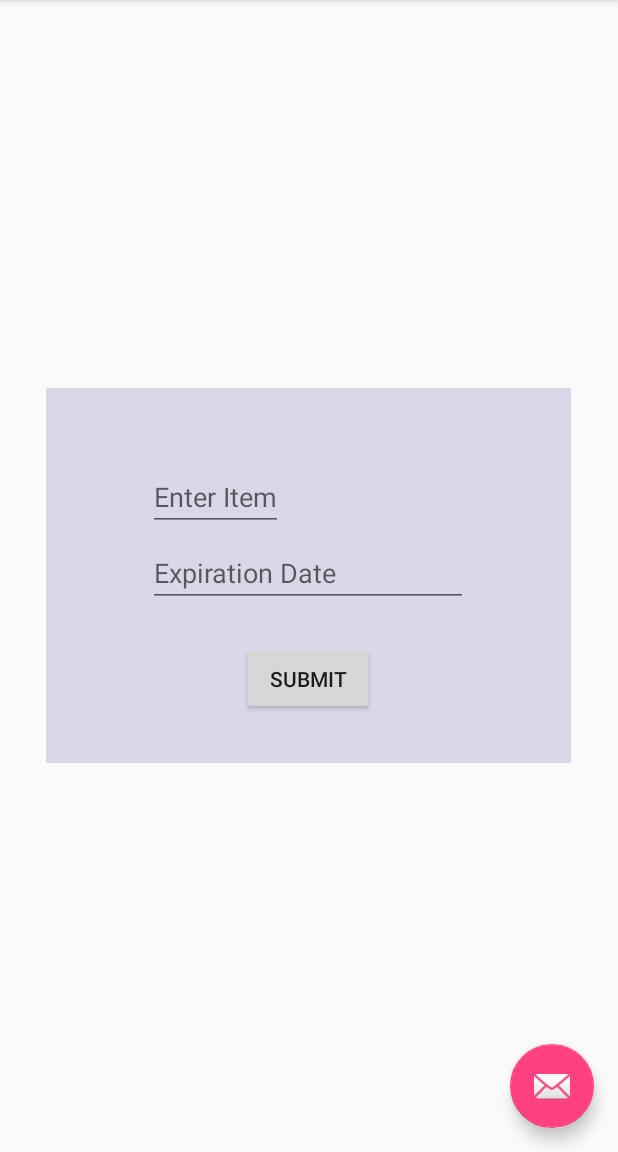
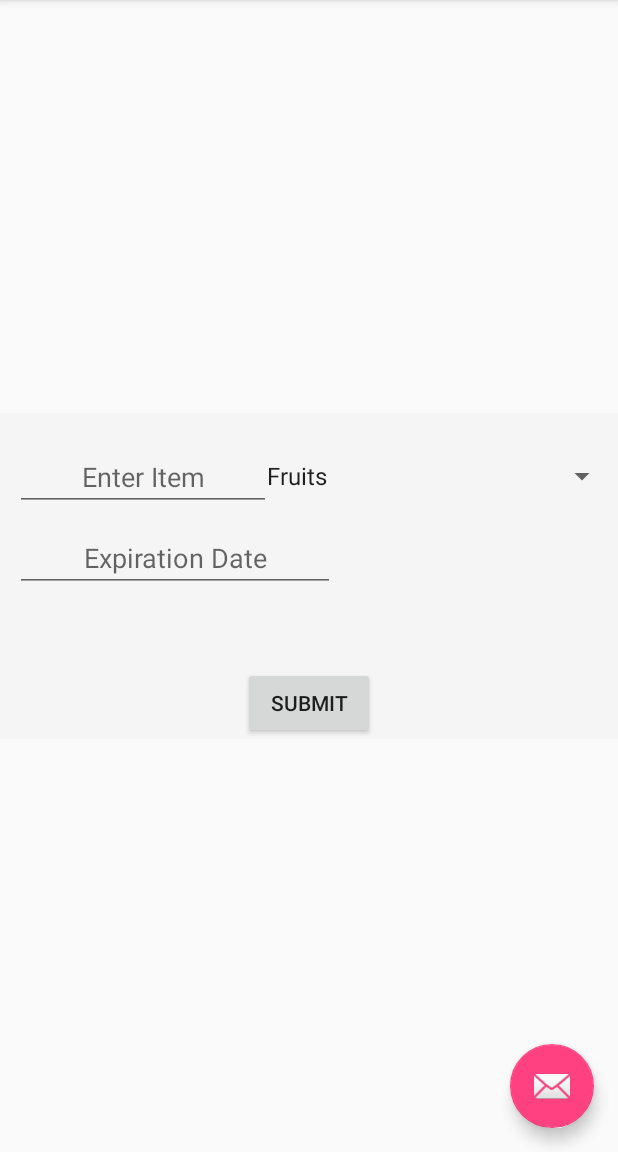
Before and after one commit to ucsdCSE110wi16/CSE110W240T3, an Android app: the fragment EntryFragment placed in its activity, on a phone screen of 412 x 824 dp, the part 84-1236 px from its top. Run offline under Robolectric (Android 15) with nearby library versions, the phone set to English and light mode, and no system bars; 7 statements that could not run were skipped.

Commit message:
Updated to dialogFragment. Currently on holo design (will update to material soon)

```diff
--- a/app/src/main/java/edu/fe/EntryFragment.java
+++ b/app/src/main/java/edu/fe/EntryFragment.java
@@ -1,32 +1,41 @@
 package edu.fe;
 
+import android.app.ActionBar;
 import android.app.Activity;
+import android.app.DialogFragment;
 import android.content.Context;
+import android.graphics.Point;
 import android.net.Uri;
 import android.os.Bundle;
 import android.util.DisplayMetrics;
 import android.view.ContextThemeWrapper;
+import android.view.Display;
+import android.view.Gravity;
 import android.view.LayoutInflater;
 import android.view.View;
 import android.view.ViewGroup;
 import android.app.Fragment;
 import android.view.Window;
 import android.view.WindowManager;
+import android.widget.ArrayAdapter;
 import android.widget.Button;
+import android.widget.Spinner;
 import android.widget.TextView;
 
 import edu.fe.util.FoodItem;
 
 
 /**
- * A simple {@link Fragment} subclass.
+ * A simple {@link DialogFragment} subclass.
  * Activities that contain this fragment must implement the
  * {@link EntryFragment.OnFragmentInteractionListener} interface
  * to handle interaction events.
  * Use the {@link EntryFragment#newInstance} factory method to
  * create an instance of this fragment.
  */
-public class EntryFragment extends Fragment {
+public class EntryFragment extends DialogFragment {
+
+    int mNum;
     // TODO: Rename parameter arguments, choose names that match
     // the fragment initialization parameters, e.g. ARG_ITEM_NUMBER
     private static final String ARG_PARAM1 = "param1";
@@ -49,9 +58,10 @@ public class EntryFragment extends Fragment {
      * @return A new instance of fragment EntryFragment.
      */
     // TODO: Rename and change types and number of parameters
-    public static EntryFragment newInstance() {
+    public static EntryFragment newInstance(int num) {
         EntryFragment fragment = new EntryFragment();
         Bundle args = new Bundle();
+        args.putInt("num",num);
         fragment.setArguments(args);
         return fragment;
     }
@@ -59,10 +69,27 @@ public class EntryFragment extends Fragment {
     @Override
     public void onCreate(Bundle savedInstanceState) {
         super.onCreate(savedInstanceState);
-        if (getArguments() != null) {
-            mParam1 = getArguments().getString(ARG_PARAM1);
-            mParam2 = getArguments().getString(ARG_PARAM2);
+        mNum = getArguments().getInt("num");
+        int style = DialogFragment.STYLE_NORMAL, theme =android.R.style.Theme_Holo_Light_Dialog;
+        switch ((mNum-1)%6) {
+            case 1: style = DialogFragment.STYLE_NO_TITLE; break;
+            case 2: style = DialogFragment.STYLE_NO_FRAME; break;
+            case 3: style = DialogFragment.STYLE_NO_INPUT; break;
+            case 4: style = DialogFragment.STYLE_NORMAL; break;
+            case 5: style = DialogFragment.STYLE_NORMAL; break;
+            case 6: style = DialogFragment.STYLE_NO_TITLE; break;
+            case 7: style = DialogFragment.STYLE_NO_FRAME; break;
+            case 8: style = DialogFragment.STYLE_NORMAL; break;
         }
+        //TODO These don't seem to work, will come back to update to material
+        switch ((mNum-1)%6) {
+            case 4: theme = android.R.style.Theme_Material; break;
+            case 5: theme = android.R.style.Theme_Material_Light_Dialog; break;
+            case 6: theme = android.R.style.Theme_Material_Light; break;
+            case 7: theme = android.R.style.Theme_Material_Light_Panel; break;
+            case 8: theme = android.R.style.Theme_Material_Light; break;
+        }
+        setStyle(style, theme);
 
     }
 
@@ -72,12 +99,19 @@ public class EntryFragment extends Fragment {
         // Inflate the layout for this fragment
         View view = null;
         view = inflater.inflate(R.layout.fragment_entry, container, false);
-        TextView tv = (TextView) view.findViewById(R.id.editText);
 
+        getDialog().setTitle("Food entry");
+        getDialog().setCanceledOnTouchOutside(true);
+        Spinner spinner = (Spinner) view.findViewById(R.id.spinner);
+        ArrayAdapter<CharSequence> adapter = ArrayAdapter.createFromResource(getActivity(), R.array.category_array, android.R.layout.simple_spinner_item);
+        adapter.setDropDownViewResource(android.R.layout.simple_spinner_dropdown_item);
+        spinner.setAdapter(adapter);
+        spinner.setSelection(0);
         Button sBtn = (Button) view.findViewById(R.id.btnSubmit);
-        sBtn.setOnClickListener(new View.OnClickListener(){
+        sBtn.setOnClickListener(new View.OnClickListener() {
             @Override
-            public void onClick(View view){
+            public void onClick(View view) {
+                //Tentative action. Only closes the dialog
                 getActivity().getFragmentManager().beginTransaction().remove(EntryFragment.this).commit();
             }
         });
@@ -89,15 +123,13 @@ public class EntryFragment extends Fragment {
     // TODO: Rename method, update argument and hook method into UI event
     public void onButtonPressed(Uri uri) {
         if (mListener != null) {
-            mListener.onFragmentInteraction(uri);
+            mListener.onDialogFragmentInteraction(uri);
         }
     }
 
 
     @Override
-    public void onAttach(Context context) {
-        super.onAttach(context);
-    }
+    public void onAttach(Context context) {super.onAttach(context);}
 
     @Override
     public void onAttach(Activity activity) {
@@ -116,6 +148,17 @@ public class EntryFragment extends Fragment {
         mListener = null;
     }
 
+    @Override
+    public void onResume() {
+        super.onResume();
+
+        //DisplayMetrics metrics = new DisplayMetrics();
+        //Window window = getDialog().getWindow();
+        //window.setGravity(Gravity.CENTER);
+        //window.getWindowManager().getDefaultDisplay().getMetrics(metrics);
+        //getDialog().getWindow().setLayout(1000, 1500);
+    }
+
     /**
      * This interface must be implemented by activities that contain this
      * fragment to allow an interaction in this fragment to be communicated
@@ -128,6 +171,6 @@ public class EntryFragment extends Fragment {
      */
     public interface OnFragmentInteractionListener {
         //TODO: Update argument type and name
-        void onFragmentInteraction(Uri uri);
+        void onDialogFragmentInteraction(Uri uri);
     }
 }
--- a/app/src/main/res/layout/fragment_entry.xml
+++ b/app/src/main/res/layout/fragment_entry.xml
@@ -1,9 +1,9 @@
 <RelativeLayout xmlns:android="http://schemas.android.com/apk/res/android"
     xmlns:tools="http://schemas.android.com/tools"
     android:layout_gravity="center"
-    android:layout_width="350dp"
-    android:layout_height="250dp"
-    android:background="#d8d8e9"
+    android:layout_width="wrap_content"
+    android:layout_height="wrap_content"
+    android:background="#F5F5F5"
     tools:context="edu.fe.EntryFragment">
 
     <!-- TODO: Update blank fragment layout -->
@@ -11,33 +11,52 @@
     <EditText
         android:layout_width="wrap_content"
         android:layout_height="wrap_content"
-        android:layout_centerInParent="true"
+        android:ems="8"
+        android:layout_marginLeft="10dp"
+        android:layout_marginRight="10dp"
+        android:gravity="center_horizontal"
         android:id="@+id/editText"
-        android:layout_marginTop="50dp"
+        android:layout_marginTop="20dp"
         android:hint="Enter Item"
+        android:inputType="text"
+        android:layout_alignParentTop="true"
+         />
 
+    <Spinner
+        android:id="@+id/spinner"
+        android:layout_width="match_parent"
+        android:layout_height="wrap_content"
+        android:spinnerMode="dropdown"
+        android:layout_marginTop="30dp"
+        android:layout_marginLeft="170dp"
+        android:prompt ="@string/Category"
         android:layout_alignParentTop="true"
-        android:layout_alignStart="@+id/editText2"
-        android:inputType="text" />
+        android:layout_alignParentStart="true"
+        android:layout_below="@+id/editText" />
 
     <EditText
         android:layout_width="wrap_content"
         android:layout_height="wrap_content"
         android:inputType="date"
         android:ems="10"
+        android:layout_marginTop="20dp"
+        android:layout_marginLeft="10dp"
+        android:gravity="center_horizontal"
         android:id="@+id/editText2"
-        android:layout_below="@+id/editText"
-        android:layout_centerHorizontal="true"
-        android:layout_marginTop="5dp"
-        android:hint="Expiration Date" />
+        android:hint="Expiration Date"
+        android:layout_alignParentStart="true"
+        android:layout_alignStart="@+id/editText"
+        android:layout_below="@+id/spinner" />
 
     <Button
         android:layout_width="wrap_content"
         android:layout_height="wrap_content"
         android:text="Submit"
         android:id="@+id/btnSubmit"
-        android:layout_alignParentBottom="true"
+        android:layout_below="@+id/editText2"
         android:layout_centerHorizontal="true"
-        android:layout_marginBottom="32dp" />
+        android:layout_marginTop="50dp" />
+
+
 
 </RelativeLayout>
--- a/app/src/main/res/values/strings.xml
+++ b/app/src/main/res/values/strings.xml
@@ -4,4 +4,20 @@
 
     <string name="action_select_category">Category</string>
     <string name="action_show_list">Test: Show List</string>
+
+    <!-- TODO: Remove or change this placeholder text -->
+    <string name="hello_blank_fragment">Hello blank fragment</string>
+
+    <string name="Category">Select a category</string>
+
+    <string-array name="category_array">
+        <item>Fruits</item>
+        <item>Vegetables</item>
+        <item>Dairy</item>
+        <item>Protein</item>
+        <item>Grain</item>
+        <item>Oils</item>
+        <item>Processed</item>
+    </string-array>
+
 </resources>
```
Also changed, not shown: app/src/main/java/edu/fe/MainActivity.java (+23 -8 lines).
